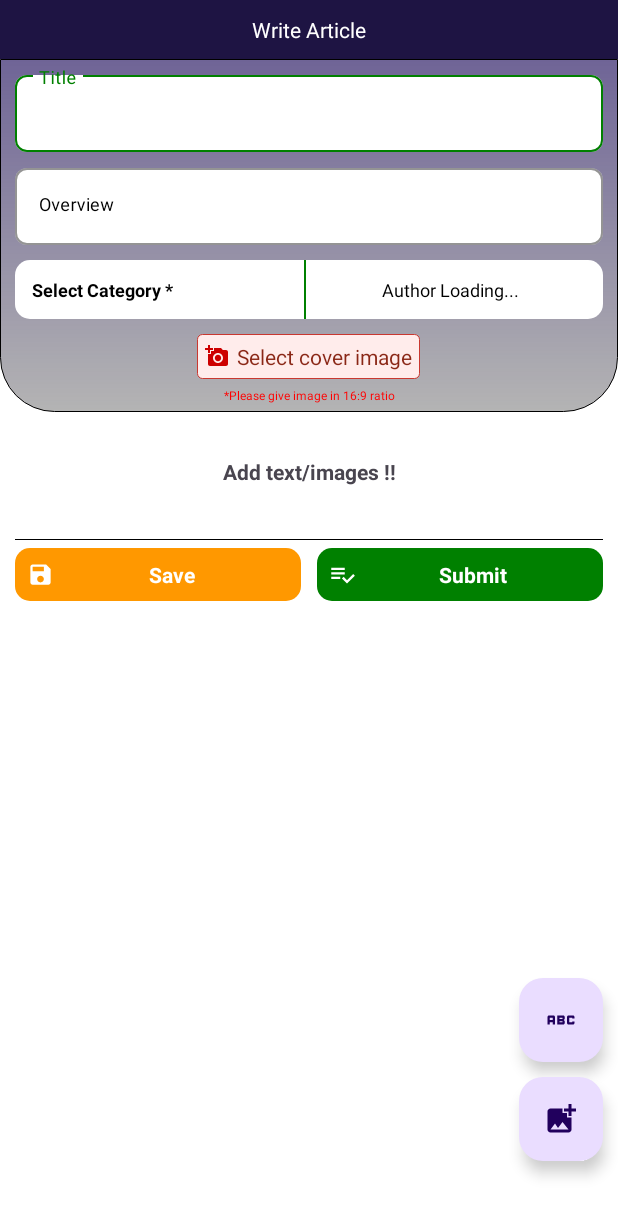
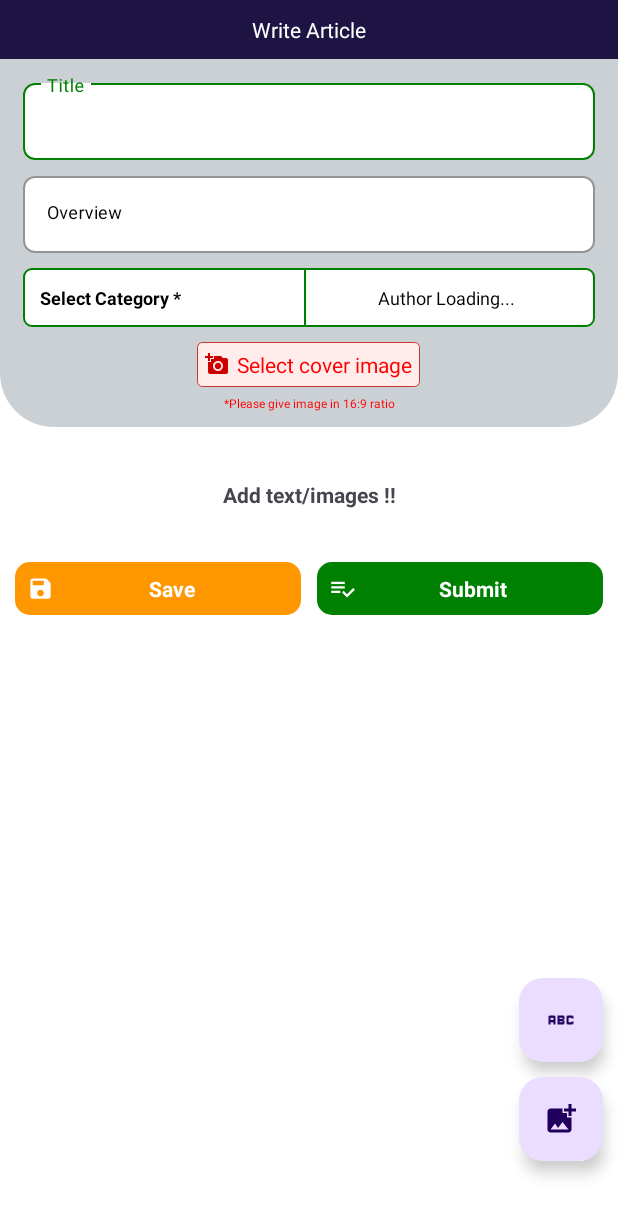
Before and after one commit to Sayantan-Bera/AmaderChuti, an Android app: the screen it shows after launch once a user with an empty profile is signed in (WriteArticleActivity), after a tap on "Create New Blog", on a phone screen of 412 x 824 dp. Shown: the top 1216 px of the screen. Run offline under Robolectric (Android 15) with nearby library versions, the phone set to English and light mode, and no system bars; our stand-ins replace Firebase (no records; nobody signed in at launch, a user with empty details on screens opened directly), data binding.

Commit message:
fixed design

```diff
--- a/app/build.gradle.kts
+++ b/app/build.gradle.kts
@@ -11,8 +11,8 @@ android {
         applicationId = "com.example.amaderchuti"
         minSdk = 24
         targetSdk = 34
-        versionCode = 1
-        versionName = "1.0"
+        versionCode = 2
+        versionName = "1.1"
 
         testInstrumentationRunner = "androidx.test.runner.AndroidJUnitRunner"
     }
--- a/app/src/main/java/com/example/amaderchuti/activities/WriteArticleActivity.java
+++ b/app/src/main/java/com/example/amaderchuti/activities/WriteArticleActivity.java
@@ -215,7 +215,7 @@ public class WriteArticleActivity extends AppCompatActivity {
         } else if (!CommonMethods.isNotEmpty(mBinding.overviewEditText.getText().toString().trim())) {
             mBinding.overviewEditText.setError("Please Enter Overview");
             isValid = false;
-        } else if (mBinding.spCategory.getSelectedItem().toString().equals("Select Category")) {
+        } else if (mBinding.spCategory.getSelectedItem().toString().equals("Select Category *")) {
             Toast.makeText(this, "Please add category", Toast.LENGTH_LONG).show();
             isValid = false;
         } else if (coverImageUrl == null) {
--- a/app/src/main/res/drawable/bg_header_bottom_rounded_new.xml
+++ b/app/src/main/res/drawable/bg_header_bottom_rounded_new.xml
@@ -6,12 +6,9 @@
         android:bottomRightRadius="36dip"
         android:topLeftRadius="0dip"
         android:topRightRadius="0dip" />
-    <gradient
-        android:angle="270"
-        android:endColor="#4B000000"
-        android:startColor="#9F180757" />
-    <stroke
-        android:width="0.5dp"
-        android:color="#000000" />
+    <solid
+        android:color="#CBD0D5"
+       />
+
 
 </shape>
--- a/app/src/main/res/drawable/text_vector.xml
+++ b/app/src/main/res/drawable/text_vector.xml
@@ -1,4 +1,4 @@
-<vector android:height="24dp" android:tint="#000000"
+<vector android:height="26dp" android:tint="#000000"
     android:viewportHeight="24" android:viewportWidth="24"
     android:width="24dp" xmlns:android="http://schemas.android.com/apk/res/android">
     <path android:fillColor="@android:color/white" android:pathData="M21,11h-1.5v-0.5h-2v3h2V13H21v1c0,0.55 -0.45,1 -1,1h-3c-0.55,0 -1,-0.45 -1,-1v-4c0,-0.55 0.45,-1 1,-1h3c0.55,0 1,0.45 1,1V11zM8,10v5H6.5v-1.5h-2V15H3v-5c0,-0.55 0.45,-1 1,-1h3C7.55,9 8,9.45 8,10zM6.5,10.5h-2V12h2V10.5zM13.5,12c0.55,0 1,0.45 1,1v1c0,0.55 -0.45,1 -1,1h-4V9h4c0.55,0 1,0.45 1,1v1C14.5,11.55 14.05,12 13.5,12zM11,10.5v0.75h2V10.5H11zM13,12.75h-2v0.75h2V12.75z"/>
--- a/app/src/main/res/drawable/text_view_background.xml
+++ b/app/src/main/res/drawable/text_view_background.xml
@@ -3,4 +3,5 @@
      <stroke android:width="1dp"
          android:color="@color/green"/>
     <corners android:radius="5dp"/>
+    <solid android:color="@color/white"/>
 </shape>
--- a/app/src/main/res/layout/activity_write_article.xml
+++ b/app/src/main/res/layout/activity_write_article.xml
@@ -43,7 +43,11 @@
                     android:layout_width="match_parent"
                     android:layout_height="wrap_content"
                     android:background="@drawable/bg_header_bottom_rounded_new"
-                    android:orientation="vertical">
+                    android:orientation="vertical"
+                    android:paddingHorizontal="5dp"
+                    android:paddingTop="5dp"
+                    android:layout_marginBottom="5dp"
+                    android:paddingBottom="10dp">
                 <com.google.android.material.textfield.TextInputLayout
                     android:id="@+id/editText"
                     style="@style/Widget.MaterialComponents.TextInputLayout.OutlinedBox"
@@ -110,8 +114,7 @@
                     android:layout_height="wrap_content"
                     android:layout_marginHorizontal="10dp"
                     android:layout_marginTop="10dp"
-                    android:background="@drawable/sq_c10"
-                    android:backgroundTint="@color/white"
+                    android:background="@drawable/text_view_background"
                     android:weightSum="2">
 
                     <Spinner
@@ -149,7 +152,7 @@
                     android:drawablePadding="5dp"
                     android:layout_gravity="center"
                     android:textAllCaps="false"
-                    android:textColor="@color/brown"
+                    android:textColor="@color/red"
                     android:drawableStart="@drawable/add_photo_vector"
                     android:padding="5dp"
                     android:textSize="14sp"
@@ -164,7 +167,6 @@
                     android:layout_marginTop="5dp"
                     android:text="*Please give image in 16:9 ratio"
                     android:textColor="@color/red"
-                    android:layout_marginBottom="5dp"
                     android:textSize="8sp" />
 
                 <ImageView
@@ -172,6 +174,7 @@
                     android:layout_width="300dp"
                     android:layout_height="120dp"
                     android:layout_gravity="center"
+                    android:layout_marginTop="10dp"
                     android:visibility="gone" />
                 </LinearLayout>
 
@@ -191,13 +194,6 @@
                     android:layout_height="wrap_content"
                     android:layout_marginHorizontal="10dp"
                     android:layout_marginTop="5dp" />
-
-                <View
-                    android:layout_width="match_parent"
-                    android:layout_height="1px"
-                    android:layout_marginHorizontal="10dp"
-                    android:layout_marginTop="5dp"
-                    android:background="@color/black" />
 
                 <LinearLayout
                     android:layout_width="match_parent"
--- a/app/src/main/res/layout/each_article_list_image_item.xml
+++ b/app/src/main/res/layout/each_article_list_image_item.xml
@@ -4,8 +4,7 @@
     <androidx.constraintlayout.widget.ConstraintLayout
         android:layout_width="match_parent"
         android:layout_height="wrap_content"
-        android:background="@drawable/sq_c10"
-        android:backgroundTint="@color/light_grey"
+        android:background="@drawable/text_view_background"
         android:layout_marginVertical="4dp"
         android:layout_marginHorizontal="8dp">
 
@@ -14,6 +13,7 @@
             android:layout_width="300dp"
             android:layout_height="120dp"
             android:paddingHorizontal="50dp"
+            android:paddingVertical="5dp"
             app:layout_constraintStart_toStartOf="parent"
             app:layout_constraintTop_toTopOf="parent"
             app:layout_constraintEnd_toEndOf="parent"
--- a/app/src/main/res/layout/question_item_input_field.xml
+++ b/app/src/main/res/layout/question_item_input_field.xml
@@ -14,8 +14,7 @@
             android:layout_height="wrap_content"
             android:layout_marginTop="4dp"
             android:layout_marginBottom="4dp"
-            android:background="@drawable/sq_c10"
-            android:backgroundTint="@color/light_grey"
+            android:background="@drawable/text_view_background"
             android:gravity="start"
             android:hint="Type here..."
             android:inputType="textMultiLine"
```
